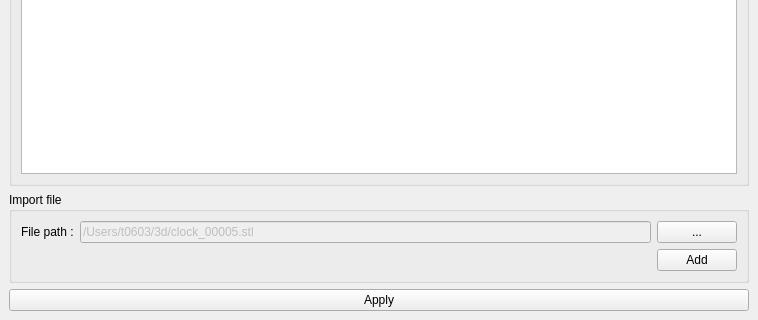
Above: Widgets/Merge.ui from CCSEPBVR/CS-IS-PBVR before the change; both pictures show x 0 to 758 and y 172 to 492 of the 758 by 492 pixel window. Below: the same form after it.
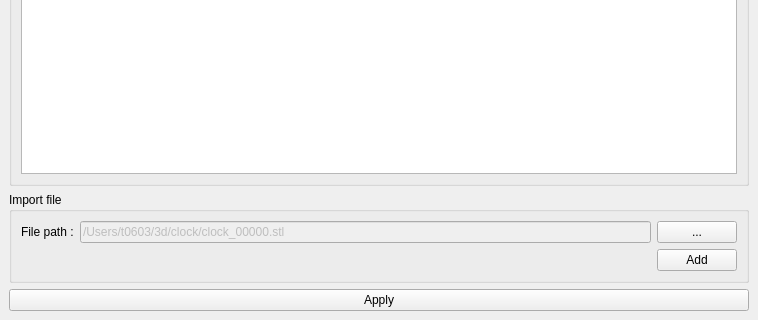
That is the form after the change.

Commit message: Keep Initialの不具合調査

Diff of the .ui file:
```diff
--- a/Widgets/Merge.ui
+++ b/Widgets/Merge.ui
@@ -85,7 +85,7 @@
           <bool>false</bool>
          </property>
          <property name="text">
-          <string>/Users/t0603/3d/clock_00005.stl</string>
+          <string>/Users/t0603/3d/clock/clock_00000.stl</string>
          </property>
         </widget>
        </item>
```
The commit also changes 1 other file.
